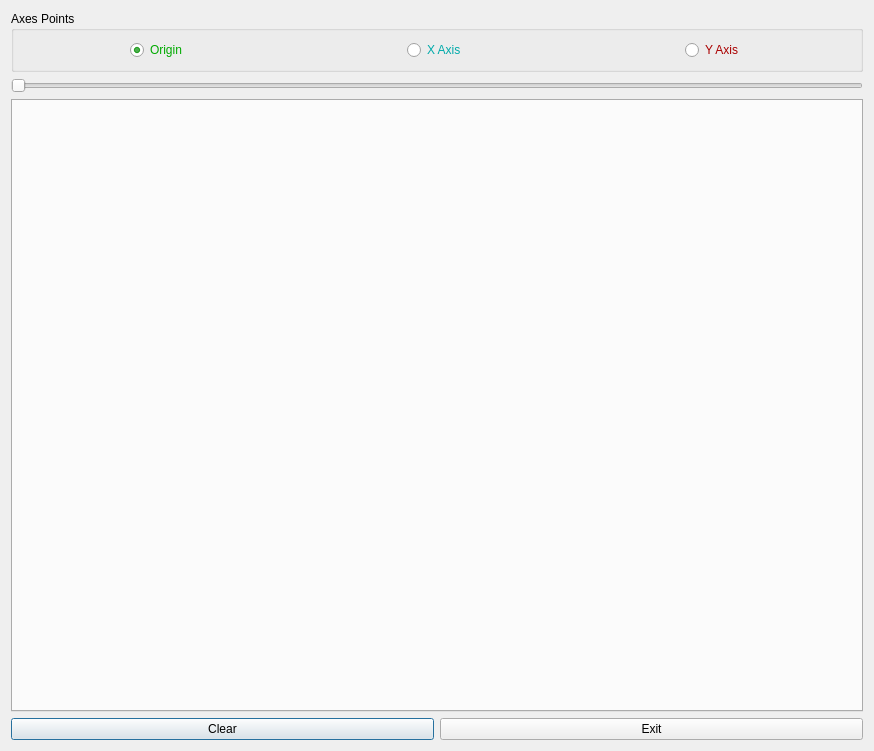
Old version of the form MuSeqPose/Resources/AlignmentDialog.ui in the repository mahir1010/MuSeqPose.
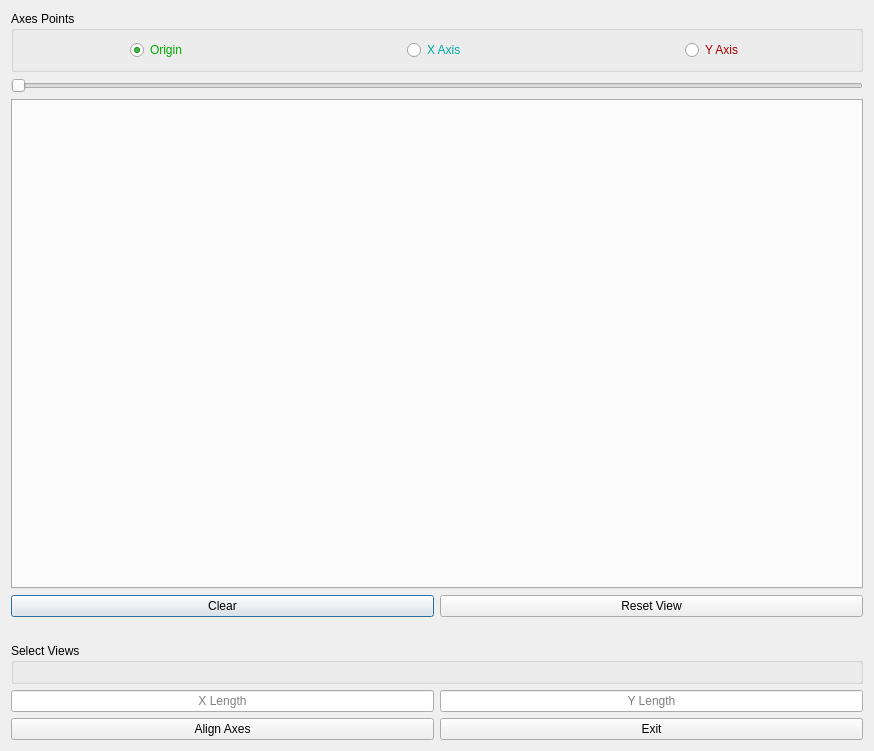
New version of the form.

Commit message: Updated alignment widget to allow custom x and y dimensions for computing scale.

The edit to the form file:
```diff
--- a/MuSeqPose/Resources/AlignmentDialog.ui
+++ b/MuSeqPose/Resources/AlignmentDialog.ui
@@ -90,6 +90,69 @@
                         </widget>
                     </item>
                     <item>
+      <widget class="QPushButton" name="reset_btn">
+       <property name="text">
+        <string>Reset View</string>
+       </property>
+      </widget>
+     </item>
+    </layout>
+   </item>
+   <item>
+    <spacer name="horizontalSpacer">
+     <property name="orientation">
+      <enum>Qt::Horizontal</enum>
+     </property>
+     <property name="sizeHint" stdset="0">
+      <size>
+       <width>40</width>
+       <height>20</height>
+      </size>
+     </property>
+    </spacer>
+   </item>
+   <item>
+    <widget class="QGroupBox" name="select_views">
+     <property name="title">
+      <string>Select Views</string>
+     </property>
+     <layout class="QHBoxLayout" name="horizontalLayout_6"/>
+    </widget>
+   </item>
+   <item>
+    <layout class="QHBoxLayout" name="horizontalLayout_5">
+     <item>
+      <widget class="QLineEdit" name="x_len_edit">
+       <property name="alignment">
+        <set>Qt::AlignCenter</set>
+       </property>
+       <property name="placeholderText">
+        <string>X Length</string>
+       </property>
+      </widget>
+     </item>
+     <item>
+      <widget class="QLineEdit" name="y_len_edit">
+       <property name="alignment">
+        <set>Qt::AlignCenter</set>
+       </property>
+       <property name="placeholderText">
+        <string>Y Length</string>
+       </property>
+      </widget>
+     </item>
+    </layout>
+   </item>
+   <item>
+    <layout class="QHBoxLayout" name="horizontalLayout_4">
+     <item>
+      <widget class="QPushButton" name="align_btn">
+       <property name="text">
+        <string>Align Axes</string>
+       </property>
+      </widget>
+     </item>
+     <item>
                         <widget class="QPushButton" name="exit_btn">
                             <property name="text">
                                 <string>Exit</string>
```
Left out of the diff: 4 changed lines with no effect on the pictures. Lines whose indentation alone changed are shown as unchanged. The commit also changes 1 other file.
